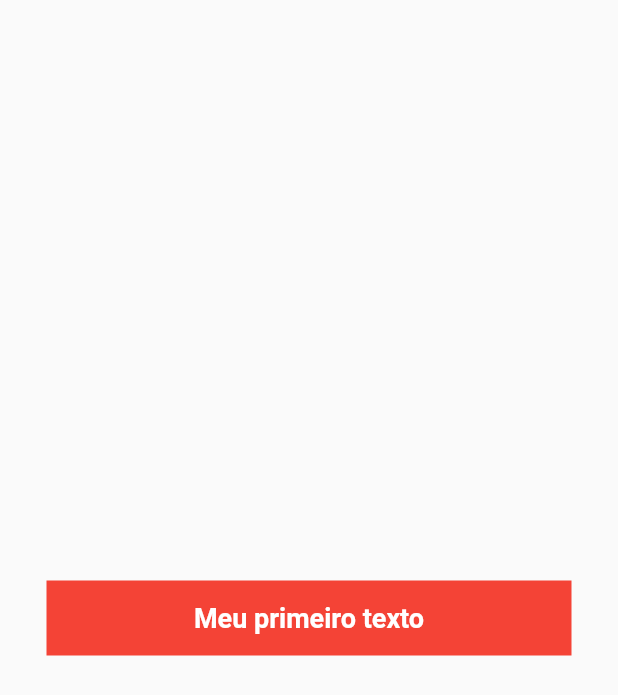
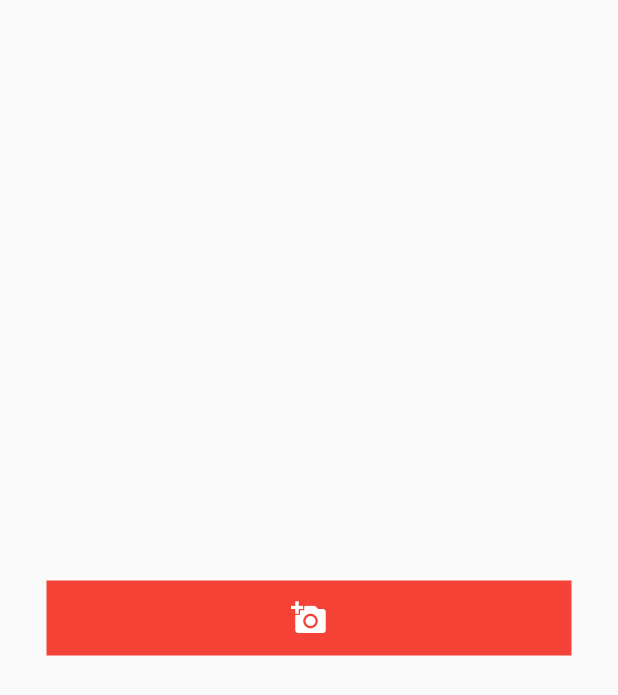
Before and after one commit to gesse-fernandes/05CatalogoWidget, a Flutter app: the screen it shows after launch, on a phone screen of 412 x 824 dp. Shown: the top 695 px of the screen. Run offline on Flutter 3.47's test engine with Material 2 defaults, Android fonts, the phone set to English and light mode, and no system bars.

Commit message:
um pouco sobre icons child

```diff
--- a/lib/main.dart
+++ b/lib/main.dart
@@ -31,11 +31,15 @@ class HomeWidget extends StatelessWidget {
         height: 50,
         color: Colors.red,
         alignment: Alignment.center,
-        child: Text(
+        /* child: Text(
           "Meu primeiro texto",
           textAlign: TextAlign.center,
           style: TextStyle(
               color: Colors.white, fontWeight: FontWeight.bold, fontSize: 18),
+        ),*/
+        child: Icon(
+          Icons.add_a_photo,
+          color: Colors.white,
         ),
       ),
     );
```
